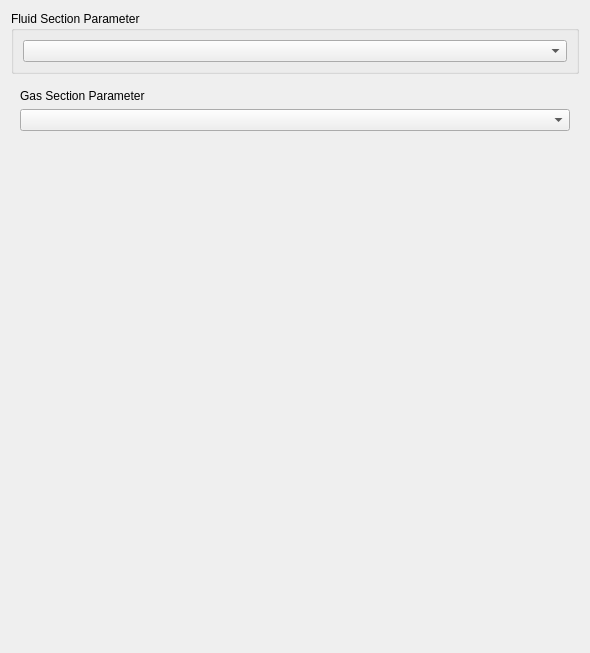
Above: src/Mod/Fem/Gui/Resources/ui/ElementFluid1D.ui from makkemal/FreeCAD before the change. Below: the same form after it.
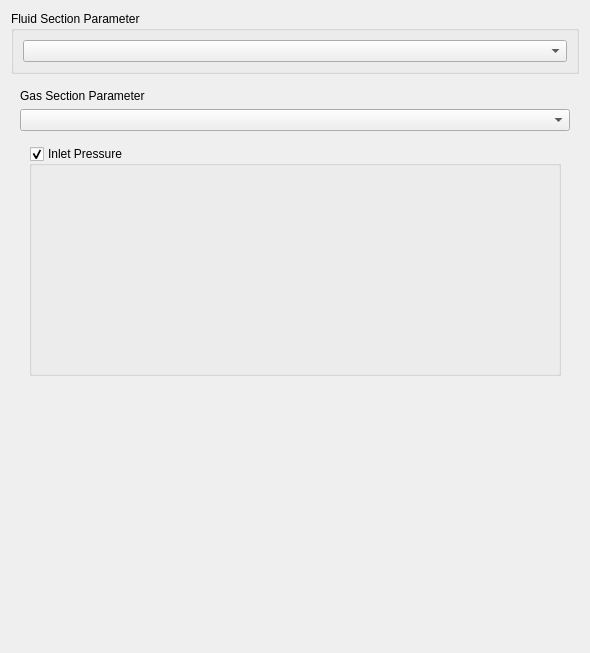
That is the form after the change. The open tabs and pages were chosen to show the change. Custom widgets are drawn as their Qt base class.

Commit message: FEM: GAS ui check

Patch:
```diff
--- a/src/Mod/Fem/Gui/Resources/ui/ElementFluid1D.ui
+++ b/src/Mod/Fem/Gui/Resources/ui/ElementFluid1D.ui
@@ -844,7 +844,14 @@
           </property>
           <layout class="QVBoxLayout" name="verticalLayout_2">
            <item>
-            <layout class="QHBoxLayout" name="horizontalLayout_12"/>
+            <widget class="QGroupBox" name="InletPressure">
+             <property name="title">
+              <string>Inlet Pressure</string>
+             </property>
+             <property name="checkable">
+              <bool>true</bool>
+             </property>
+            </widget>
            </item>
           </layout>
          </widget>
```
Left out of the diff: 2 changed lines with no effect on the pictures.
